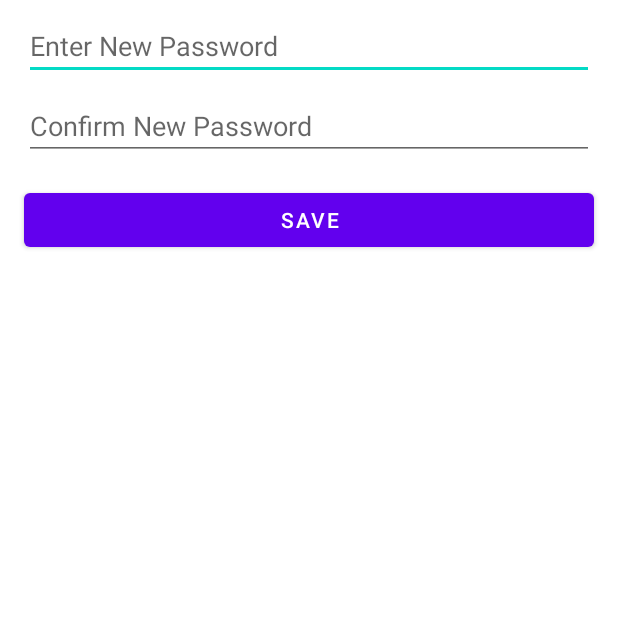
After one commit to michelleguti17/EbusuaSchoolApp, an Android app: the ResetPassword screen opened directly, with no data from a screen before it, on a phone screen of 412 x 824 dp, the top half of it. The commit adds this screen. Run offline under Robolectric (Android 15) with nearby library versions, the phone set to English and light mode, and no system bars; our stand-ins replace Firebase (no records; nobody signed in at launch, a user with empty details on screens opened directly).

Commit message:
Added the reset password option and forgot password

```diff
--- a/app/src/main/AndroidManifest.xml
+++ b/app/src/main/AndroidManifest.xml
@@ -9,6 +9,9 @@
         android:roundIcon="@mipmap/ic_launcher_round"
         android:supportsRtl="true"
         android:theme="@style/Theme.EbusuaSchoolApp">
+        <activity
+            android:name=".ResetPassword"
+            android:exported="false" />
         <activity
             android:name=".Register"
             android:exported="false" />
--- /dev/null
+++ b/app/src/main/java/com/example/ebusuaschoolapp/ResetPassword.java
@@ -0,0 +1,74 @@
+package com.example.ebusuaschoolapp;
+
+import androidx.annotation.NonNull;
+import androidx.appcompat.app.AppCompatActivity;
+
+import android.content.Intent;
+import android.os.Bundle;
+import android.view.View;
+import android.widget.Button;
+import android.widget.EditText;
+import android.widget.Toast;
+
+import com.google.android.gms.tasks.OnFailureListener;
+import com.google.android.gms.tasks.OnSuccessListener;
+import com.google.firebase.auth.FirebaseAuth;
+import com.google.firebase.auth.FirebaseUser;
+
+public class ResetPassword extends AppCompatActivity {
+    EditText userPassword, userConfPassword;
+    Button savePasswordBtn;
+    FirebaseUser user;
+
+    @Override
+    protected void onCreate(Bundle savedInstanceState) {
+        super.onCreate(savedInstanceState);
+        setContentView(R.layout.activity_reset_password);
+
+        // Extract data after user data
+        userPassword = findViewById(R.id.newUserPassword);
+        userConfPassword = findViewById(R.id.newConfirmPass);
+
+        // check firebase user
+        user = FirebaseAuth.getInstance().getCurrentUser();
+
+        // extract data after save button is clicked
+        savePasswordBtn = findViewById(R.id.resetPasswordBtn);
+        savePasswordBtn.setOnClickListener(new View.OnClickListener() {
+            @Override
+            public void onClick(View v) {
+                // error is fields are not filled
+                if(userPassword.getText().toString().isEmpty()) {
+                    userPassword.setError("Field is required");
+                    return;
+                }
+                if(userConfPassword.getText().toString().isEmpty()) {
+                    userConfPassword.setError("Field is required");
+                    return;
+                }
+
+                // compare fields
+                if(!userPassword.getText().toString().equals(userConfPassword.getText().toString())) {
+                    userConfPassword.setError("Passwords do not match.");
+                    return;
+                }
+
+                // if successful
+                user.updatePassword(userPassword.getText().toString()).addOnSuccessListener(new OnSuccessListener<Void>() {
+                    @Override
+                    public void onSuccess(Void unused) {
+                        Toast.makeText(ResetPassword.this, "Password Updated.", Toast.LENGTH_SHORT).show();
+                        startActivity(new Intent(getApplicationContext(),MainActivity.class));
+                        finish();
+                    }
+                }).addOnFailureListener(new OnFailureListener() {
+                    @Override
+                    public void onFailure(@NonNull Exception e) {
+                        Toast.makeText(ResetPassword.this, e.getMessage(), Toast.LENGTH_SHORT).show();
+
+                    }
+                });
+            }
+        });
+    }
+}
--- /dev/null
+++ b/app/src/main/res/layout/activity_reset_password.xml
@@ -0,0 +1,48 @@
+<?xml version="1.0" encoding="utf-8"?>
+<androidx.constraintlayout.widget.ConstraintLayout xmlns:android="http://schemas.android.com/apk/res/android"
+    xmlns:app="http://schemas.android.com/apk/res-auto"
+    xmlns:tools="http://schemas.android.com/tools"
+    android:layout_width="match_parent"
+    android:layout_height="match_parent"
+    tools:context=".ResetPassword">
+
+    <EditText
+        android:id="@+id/newUserPassword"
+        android:layout_width="0dp"
+        android:layout_height="wrap_content"
+        android:layout_marginStart="16dp"
+        android:layout_marginTop="8dp"
+        android:layout_marginEnd="16dp"
+        android:ems="10"
+        android:hint="Enter New Password"
+        android:inputType="textPassword"
+        app:layout_constraintEnd_toEndOf="parent"
+        app:layout_constraintStart_toStartOf="parent"
+        app:layout_constraintTop_toTopOf="parent" />
+
+    <EditText
+        android:id="@+id/newConfirmPass"
+        android:layout_width="0dp"
+        android:layout_height="wrap_content"
+        android:layout_marginStart="16dp"
+        android:layout_marginTop="8dp"
+        android:layout_marginEnd="16dp"
+        android:ems="10"
+        android:hint="Confirm New Password"
+        android:inputType="textPassword"
+        app:layout_constraintEnd_toEndOf="parent"
+        app:layout_constraintStart_toStartOf="parent"
+        app:layout_constraintTop_toBottomOf="@+id/newUserPassword" />
+
+    <Button
+        android:id="@+id/resetPasswordBtn"
+        android:layout_width="0dp"
+        android:layout_height="wrap_content"
+        android:layout_marginStart="16dp"
+        android:layout_marginTop="16dp"
+        android:layout_marginEnd="16dp"
+        android:text="Save"
+        app:layout_constraintEnd_toEndOf="parent"
+        app:layout_constraintStart_toStartOf="parent"
+        app:layout_constraintTop_toBottomOf="@+id/newConfirmPass" />
+</androidx.constraintlayout.widget.ConstraintLayout>
--- a/app/src/main/res/menu/main_menu.xml
+++ b/app/src/main/res/menu/main_menu.xml
@@ -26,6 +26,9 @@
            android:icon="@drawable/calendar">
 
        </item>
+       <item
+           android:id="@+id/resetUserPassword"
+           android:title="Reset Password" />
    </group>
 
 
```
Also changed, not shown: app/src/main/java/com/example/ebusuaschoolapp/Login.java (+24 -1 lines), app/src/main/java/com/example/ebusuaschoolapp/MainActivity.java (+7 -1 lines), app/src/main/res/layout/activity_login.xml (+13 -0 lines).
